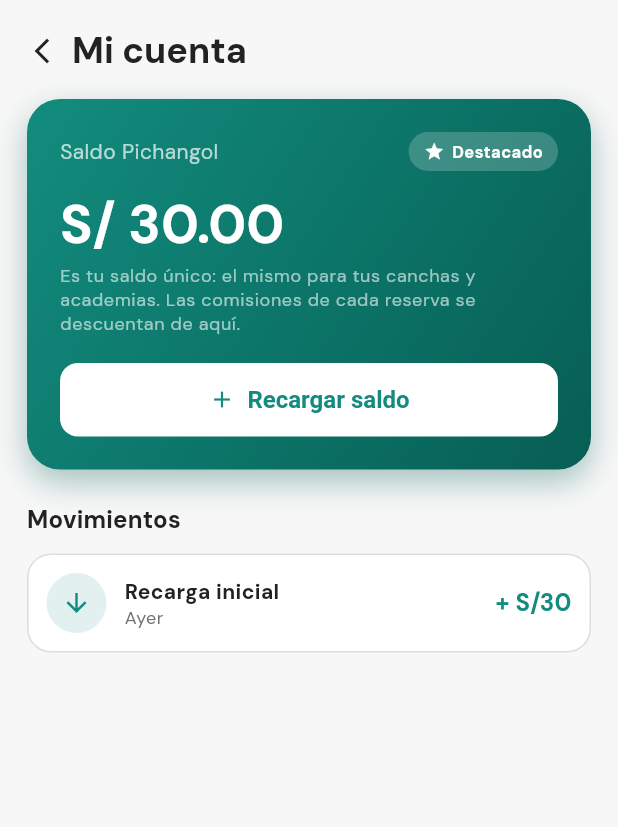
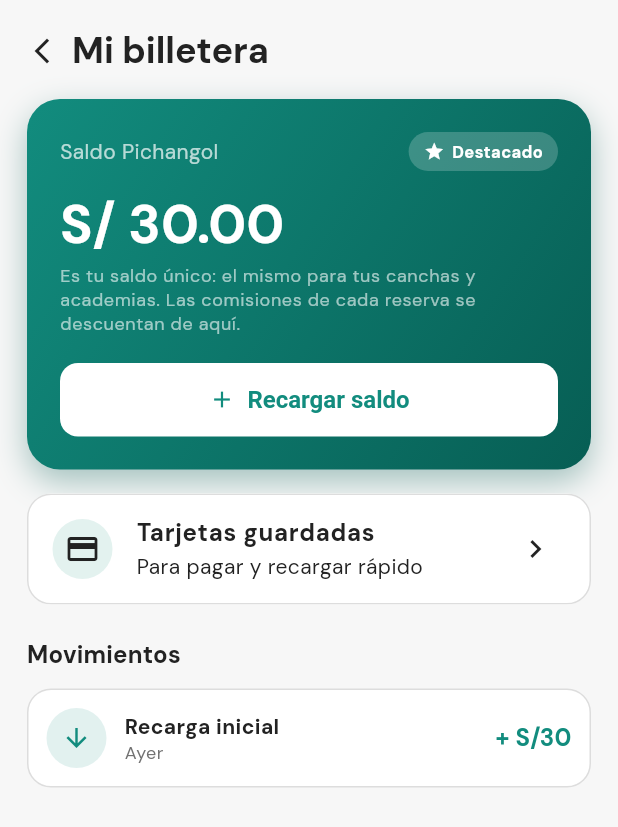
Before and after one commit to dcalagua/canchas-app-lima, a Flutter app: the CuentaScreen screen opened directly, on a phone screen of 412 x 824 dp. Shown: the top 827 px of the screen. Run offline on Flutter 3.47's test engine with Material 3 defaults, Android fonts, the phone set to English and light mode, and no system bars; our stand-ins replace audioplayers, firebase_core, firebase_messaging, font_awesome_flutter, geocoding, geolocator and 8 more; missing offline and left inert: google_mlkit_text_recognition, record; accounts and stored records are empty.

Commit message:
Panel dueño: billetera unificada + pestaña Mensajes (chat con clientes)
- Billetera ÚNICA: 'Cuenta' → 'Billetera' (mismo saldoClub). CuentaScreen es
  ahora 'Mi billetera' (saldo único + recargar + por recibir + tarjetas
  guardadas + movimientos) y el Perfil abre esa MISMA pantalla (se retira el
  duplicado BilleteraScreen; no hay dos conceptos de cuenta).
- Nueva pestaña 'Mensajes' en el panel del dueño → inbox para chatear con
  clientes (reusa MensajesScreen).

```diff
--- a/lib/screens/cuenta_screen.dart
+++ b/lib/screens/cuenta_screen.dart
@@ -5,6 +5,7 @@ import '../services/pagos_service.dart';
 import '../services/payments_service.dart';
 import '../state/app_state.dart';
 import '../theme.dart';
+import 'metodos_pago_screen.dart';
 import 'pago_sheet.dart';
 import 'recargar_saldo_screen.dart';
 import '../utils/moneda.dart';
@@ -41,7 +42,7 @@ class CuentaScreen extends StatelessWidget {
                           size: 20),
                     ),
                   ),
-                  Text('Mi cuenta', style: t.headlineSmall),
+                  Text('Mi billetera', style: t.headlineSmall),
                 ],
               ),
               const SizedBox(height: 16),
@@ -110,6 +111,26 @@ class CuentaScreen extends StatelessWidget {
                   ),
                 );
               }),
+              const SizedBox(height: 16),
+              // Tarjetas guardadas (Culqi One-Click): parte de la billetera única.
+              Material(
+                color: Theme.of(context).colorScheme.surface,
+                borderRadius: BorderRadius.circular(16),
+                child: ListTile(
+                  shape: RoundedRectangleBorder(
+                      borderRadius: BorderRadius.circular(16),
+                      side: BorderSide(color: trazo)),
+                  leading: const CircleAvatar(
+                      backgroundColor: limaSuave,
+                      child: Icon(Icons.credit_card, color: bosque)),
+                  title: const Text('Tarjetas guardadas',
+                      style: TextStyle(fontWeight: FontWeight.w700)),
+                  subtitle: const Text('Para pagar y recargar rápido'),
+                  trailing: const Icon(Icons.chevron_right),
+                  onTap: () => Navigator.of(context).push(MaterialPageRoute(
+                      builder: (_) => const MetodosPagoScreen())),
+                ),
+              ),
               const SizedBox(height: 22),
               Text('Movimientos',
                   style: t.titleMedium?.copyWith(fontWeight: FontWeight.w700)),
--- a/lib/screens/home_shell.dart
+++ b/lib/screens/home_shell.dart
@@ -3,6 +3,7 @@ import 'package:flutter/material.dart';
 import 'agenda_screen.dart';
 import 'clientes_screen.dart';
 import 'cuenta_screen.dart';
+import 'mensajes_screen.dart';
 import 'mis_canchas_screen.dart';
 import 'reportes_screen.dart';
 import 'reservas_dueno_screen.dart';
@@ -28,8 +29,9 @@ class _HomeShellState extends State<HomeShell> {
     AgendaScreen(),         // agenda de hoy (real)
     ReservasDuenoScreen(),  // reservas reales de tus canchas + caja
     ClientesScreen(),       // base de clientes (CRM ligero, derivado de reservas)
+    MensajesScreen(),       // chat con clientes (inbox del dueño/profe)
     ReportesScreen(),       // reportes / KPIs (reales)
-    CuentaScreen(),         // saldo prepago + recargar (Culqi)
+    CuentaScreen(),         // BILLETERA: saldo único + recargar + por recibir
   ];
 
   // Íconos/etiquetas de las secciones (compartidos por barra inferior y rail).
@@ -38,6 +40,7 @@ class _HomeShellState extends State<HomeShell> {
     Icons.calendar_month,
     Icons.event_note,
     Icons.groups,
+    Icons.chat_bubble,
     Icons.bar_chart,
     Icons.account_balance_wallet,
   ];
@@ -46,8 +49,9 @@ class _HomeShellState extends State<HomeShell> {
     'Agenda',
     'Reservas',
     'Clientes',
+    'Mensajes',
     'Reportes',
-    'Cuenta',
+    'Billetera',
   ];
 
   @override
--- a/lib/screens/perfil_screen.dart
+++ b/lib/screens/perfil_screen.dart
@@ -9,7 +9,7 @@ import 'marketplace_screen.dart';
 import 'ajustes_screen.dart';
 import 'anfitrion_screen.dart';
 import 'login_google_sheet.dart';
-import 'billetera_screen.dart';
+import 'cuenta_screen.dart';
 import 'circuito_screen.dart';
 import 'editar_perfil_screen.dart';
 
@@ -160,9 +160,11 @@ class PerfilScreen extends StatelessWidget {
                         color: lima,
                         title: 'Mi billetera',
                         subtitle:
-                            'Tu saldo, recargas y tarjetas guardadas',
+                            'Saldo único, recargas, tarjetas y por recibir',
+                        // Billetera ÚNICA: la misma pantalla que ve el dueño en
+                        // su panel (no duplicamos el concepto de "cuenta").
                         onTap: () => Navigator.of(context).push(MaterialPageRoute(
-                            builder: (_) => const BilleteraScreen())),
+                            builder: (_) => const CuentaScreen())),
                       ),
 
                     // --- Ajustes: apariencia + tu cuenta (identidad, invitar,
```
